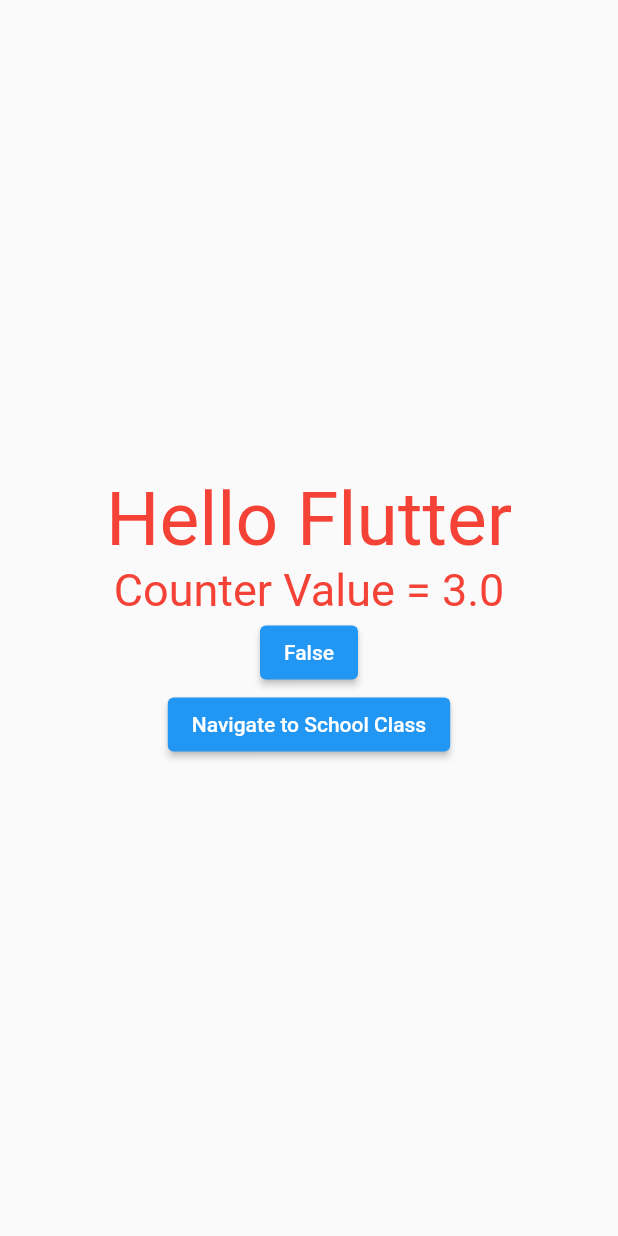
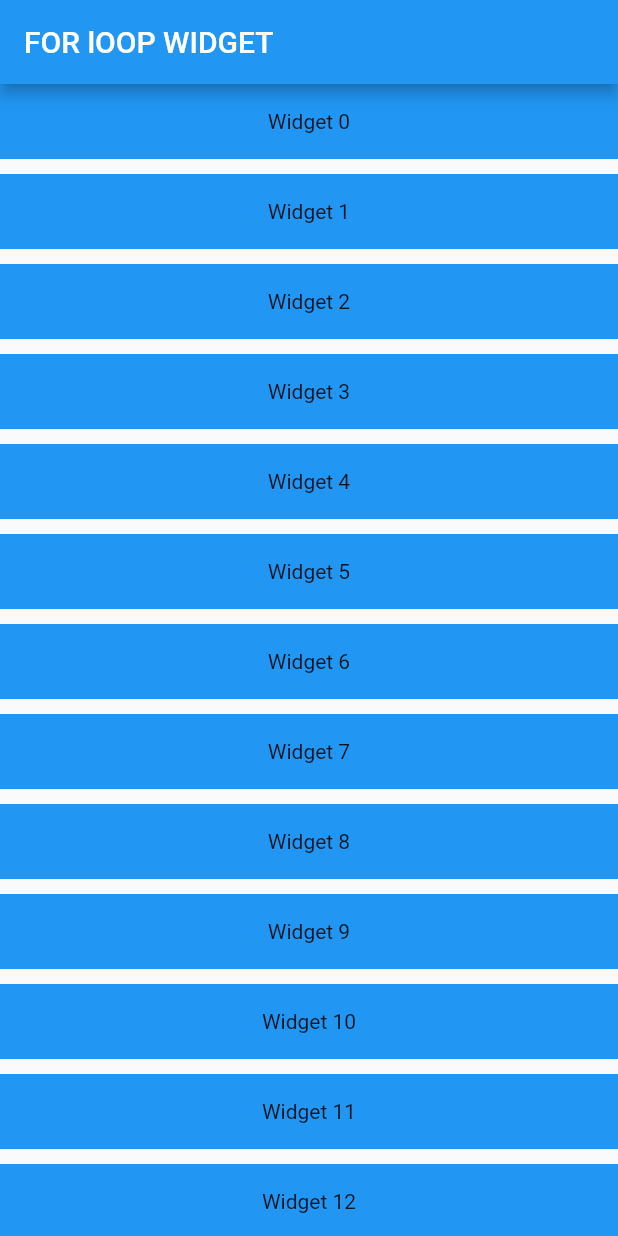
Before and after one commit to RakibHossainMorul/helloworld, a Flutter app: the screen it shows after launch, on a phone screen of 412 x 824 dp. Run offline on Flutter 3.47's test engine with Material 2 defaults, Android fonts, the phone set to English and light mode, and no system bars.

Commit message:
new logical widget & key widget instance added

```diff
--- /dev/null
+++ b/lib/logic_based_widget/widget_for_loop.dart
@@ -0,0 +1,39 @@
+import 'package:flutter/material.dart';
+
+class MyStatefulWidget extends StatefulWidget {
+  const MyStatefulWidget({super.key});
+
+  @override
+  MyStatefulWidgetState createState() => MyStatefulWidgetState();
+}
+
+class MyStatefulWidgetState extends State<MyStatefulWidget> {
+  @override
+  Widget build(BuildContext context) {
+    List<Widget> widgets = [];
+
+    for (int i = 0; i < 50; i++) {
+      Widget myWidget = Column(children: [
+        Container(
+          width: double.infinity,
+          height: 50,
+          color: Colors.blue,
+          child: Center(
+            child: Text('Widget $i'),
+          ),
+        ),
+        const SizedBox(height: 10)
+      ]);
+      widgets.add(myWidget);
+    }
+
+    return Scaffold(
+      appBar: AppBar(
+        title: const Text('FOR lOOP WIDGET'),
+      ),
+      body: ListView(
+        children: widgets,
+      ),
+    );
+  }
+}
--- a/lib/main.dart
+++ b/lib/main.dart
@@ -3,9 +3,11 @@ import 'package:helloworld/class/businessClass.dart';
 import 'package:helloworld/class/homeClass.dart';
 import 'package:helloworld/logic_based_widget/logic_text_widget.dart';
 import 'package:helloworld/schoolClass.dart';
+import 'package:helloworld/widget_with_multiple_instance/test.dart';
 import 'package:helloworld/widgets/container.dart';
 import 'package:helloworld/widgets/widget_list.dart';
 import 'class/one_class.dart';
+import 'logic_based_widget/widget_for_loop.dart';
 
 void main() {
   runApp(const Root());
@@ -23,7 +25,7 @@ class Root extends StatelessWidget {
       theme: ThemeData(
         primarySwatch: Colors.blue,
       ),
-      home: const LogicalTextWidget(),
+      home: const MyStatefulWidget(),
     );
   }
 }
```
Also changed, not shown: lib/widget_with_multiple_instance/test.dart (added, +38 -0 lines), lib/widget_with_multiple_instance/widget1.dart (added, +28 -0 lines).
